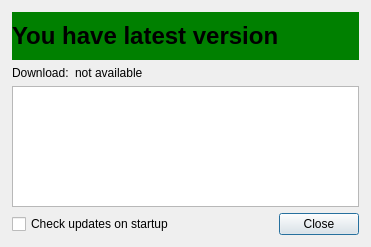
Old version of the form launcher/updatedialog_moc.ui in the repository vcmi/vcmi.
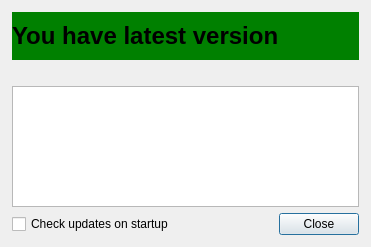
New version of the form.

Patch:
```diff
--- a/launcher/updatedialog_moc.ui
+++ b/launcher/updatedialog_moc.ui
@@ -38,13 +38,6 @@
    <property name="bottomMargin">
     <number>12</number>
    </property>
-   <item row="1" column="0">
-    <widget class="QLabel" name="downloadLabel">
-     <property name="text">
-      <string>Download:</string>
-     </property>
-    </widget>
-   </item>
    <item row="0" column="0" colspan="5">
     <widget class="QLabel" name="versionLabel">
      <property name="sizePolicy">
@@ -118,7 +111,7 @@
       </sizepolicy>
      </property>
      <property name="text">
-      <string>not available</string>
+      <string/>
      </property>
      <property name="openExternalLinks">
       <bool>true</bool>
```
